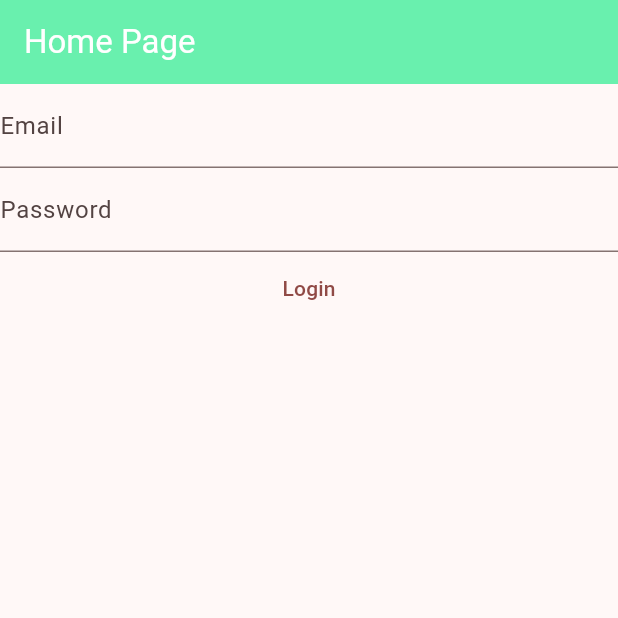
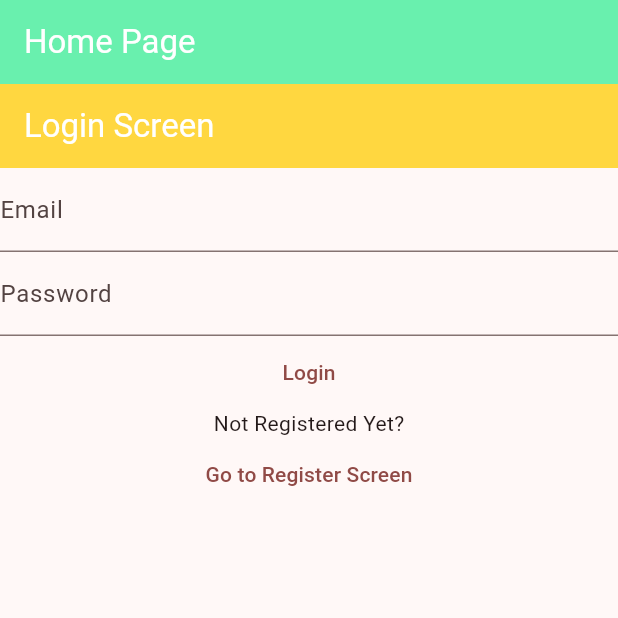
Before and after one commit to alfen-yu/NoteTakingAppFlutter, a Flutter app: the screen it shows after launch, on a phone screen of 412 x 824 dp, the top half of it. Run offline on Flutter 3.47's test engine with Material 3 defaults, Android fonts, the phone set to English and light mode, and no system bars; our stand-ins replace firebase_auth, firebase_core; accounts and stored records are empty; generated files the repository leaves out were written again.

Commit message:
added links between login and registration

```diff
--- a/lib/main.dart
+++ b/lib/main.dart
@@ -1,5 +1,6 @@
 import 'package:dartbasics/firebase_options.dart';
 import 'package:dartbasics/views/login_view.dart';
+import 'package:dartbasics/views/register_view.dart';
 import 'package:firebase_auth/firebase_auth.dart';
 import 'package:firebase_core/firebase_core.dart';
 import 'package:flutter/material.dart';
@@ -20,6 +21,10 @@ void main() async {
       useMaterial3: true,
     ),
     home: const HomePage(),
+    routes: {
+      '/login': (context) => const LoginView(),
+      '/register': (context) => const RegisterView(),
+    },
   ));
 }
 
--- a/lib/views/login_view.dart
+++ b/lib/views/login_view.dart
@@ -29,7 +29,9 @@ class _LoginViewState extends State<LoginView> {
 
   @override
   Widget build(BuildContext context) {
-    return Column(
+    return Scaffold(
+      appBar: AppBar(title: const Text('Login Screen'), backgroundColor: Colors.amberAccent, foregroundColor: Colors.white),
+      body: Column(
         children: [
           TextField(
               controller: _email,
@@ -80,7 +82,12 @@ class _LoginViewState extends State<LoginView> {
             },
             child: const Text('Login'),
           ),
+          const Text('Not Registered Yet?'),
+          TextButton(onPressed: () {
+            Navigator.of(context).pushNamedAndRemoveUntil('/register', (route) => false);
+          }, child: const Text('Go to Register Screen')),
         ],
+      ),
     );
   }
 }
--- a/lib/views/register_view.dart
+++ b/lib/views/register_view.dart
@@ -29,7 +29,9 @@ class _RegisterViewState extends State<RegisterView> {
 
   @override
   Widget build(BuildContext context) {
-    return Column(
+    return Scaffold(
+      appBar: AppBar(title: const Text('Register Screen'), backgroundColor: Colors.indigoAccent, foregroundColor: Colors.orangeAccent,),
+      body: Column(
         children: [
           TextField(
               controller: _email,
@@ -77,7 +79,12 @@ class _RegisterViewState extends State<RegisterView> {
             },
             child: const Text('Register'),
           ),
+          const Text('Already Registered?'),
+          TextButton(onPressed: () {
+            Navigator.of(context).pushNamedAndRemoveUntil('/login', (route) => false) ;
+          }, child: const Text('Login Here')),
         ],
+      ),
     );
   }
 }
```
Lines whose indentation alone changed are shown as unchanged.
